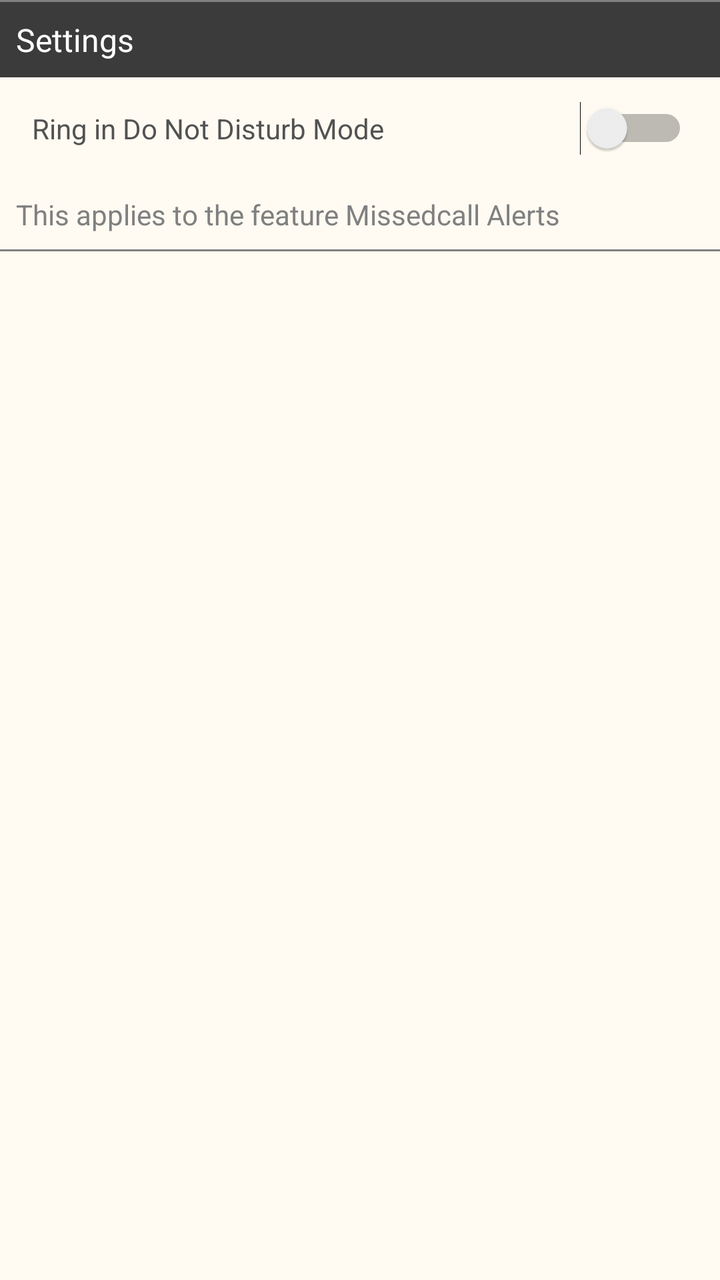
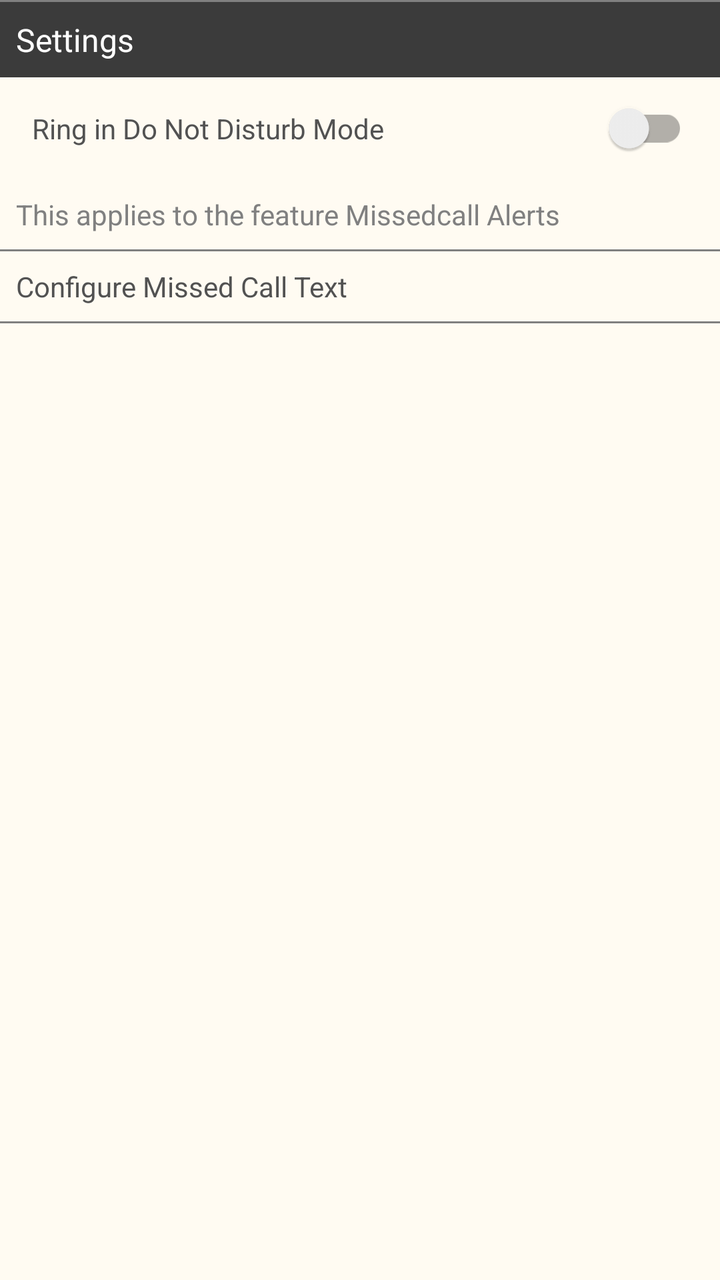

Two renders of the same Android screen: before a commit and after it. Below are the layout's source before the change and the commit's diff.
<!-- AndroidManifest.xml: application theme Theme.AppCompat.Light.DarkActionBar -->
<!-- res/layout/settings.xml -->
<?xml version="1.0" encoding="utf-8"?>
<androidx.constraintlayout.widget.ConstraintLayout xmlns:android="http://schemas.android.com/apk/res/android"
    xmlns:app="http://schemas.android.com/apk/res-auto"
    xmlns:tools="http://schemas.android.com/tools"
    android:layout_width="match_parent"
    android:layout_height="match_parent"
    android:background="#FFFBF2">



    <ScrollView
        android:layout_width="match_parent"
        android:layout_height="495dp"
        app:layout_constraintStart_toStartOf="parent"
        app:layout_constraintTop_toTopOf="parent">

        <LinearLayout
            android:layout_width="match_parent"
            android:layout_height="wrap_content"
            android:orientation="vertical">

            <View
                android:layout_width="match_parent"
                android:layout_height="1dp"
                android:background="#808080" />

            <TextView
                android:layout_width="match_parent"
                android:layout_height="wrap_content"
                android:background="#3B3B3B"
                android:padding="8dp"
                android:text="@string/Settings"
                android:textColor="@color/white"
                android:textSize="16sp" />


            <Switch
                android:id="@+id/overridednd"
                android:layout_width="match_parent"
                android:layout_height="wrap_content"
                android:padding="16dp"
                android:text="@string/RingInDND"
                android:textColor="#525252"></Switch>

            <TextView
                android:layout_width="wrap_content"
                android:layout_height="wrap_content"
                android:padding="8dp"
                android:text="@string/RingInDND_desc"
                android:textColor="#808080"
                android:textSize="14sp" />

            <View
                android:layout_width="match_parent"
                android:layout_height="1dp"
                android:background="#808080" />

        </LinearLayout>


    </ScrollView>



</androidx.constraintlayout.widget.ConstraintLayout>
<!-- resources referenced by this layout -->
<resources>
  <color name="white">#FFFFFFFF</color>
  <string name="RingInDND">Ring in Do Not Disturb Mode</string>
  <string name="RingInDND_desc">This applies to the feature Missedcall Alerts</string>
  <string name="Settings">Settings</string>
</resources>

<!-- the commit's change to res/layout/settings.xml (unified diff, before → after) -->
@@ -4,6 +4,7 @@
     xmlns:tools="http://schemas.android.com/tools"
     android:layout_width="match_parent"
     android:layout_height="match_parent"
+    android:theme="@style/Theme.AppCompat.Light"
     android:background="#FFFBF2">
 
 
@@ -34,13 +35,13 @@
                 android:textSize="16sp" />
 
 
-            <Switch
+            <androidx.appcompat.widget.SwitchCompat
                 android:id="@+id/overridednd"
                 android:layout_width="match_parent"
                 android:layout_height="wrap_content"
                 android:padding="16dp"
                 android:text="@string/RingInDND"
-                android:textColor="#525252"></Switch>
+                android:textColor="#525252" />
 
             <TextView
                 android:layout_width="wrap_content"
@@ -48,6 +49,19 @@
                 android:padding="8dp"
                 android:text="@string/RingInDND_desc"
                 android:textColor="#808080"
+                android:textSize="14sp" />
+
+            <View
+                android:layout_width="match_parent"
+                android:layout_height="1dp"
+                android:background="#808080" />
+            <TextView
+                android:id="@+id/configuretext"
+                android:layout_width="match_parent"
+                android:layout_height="wrap_content"
+                android:padding="8dp"
+                android:text="Configure Missed Call Text"
+                android:textColor="#525252"
                 android:textSize="14sp" />
 
             <View
